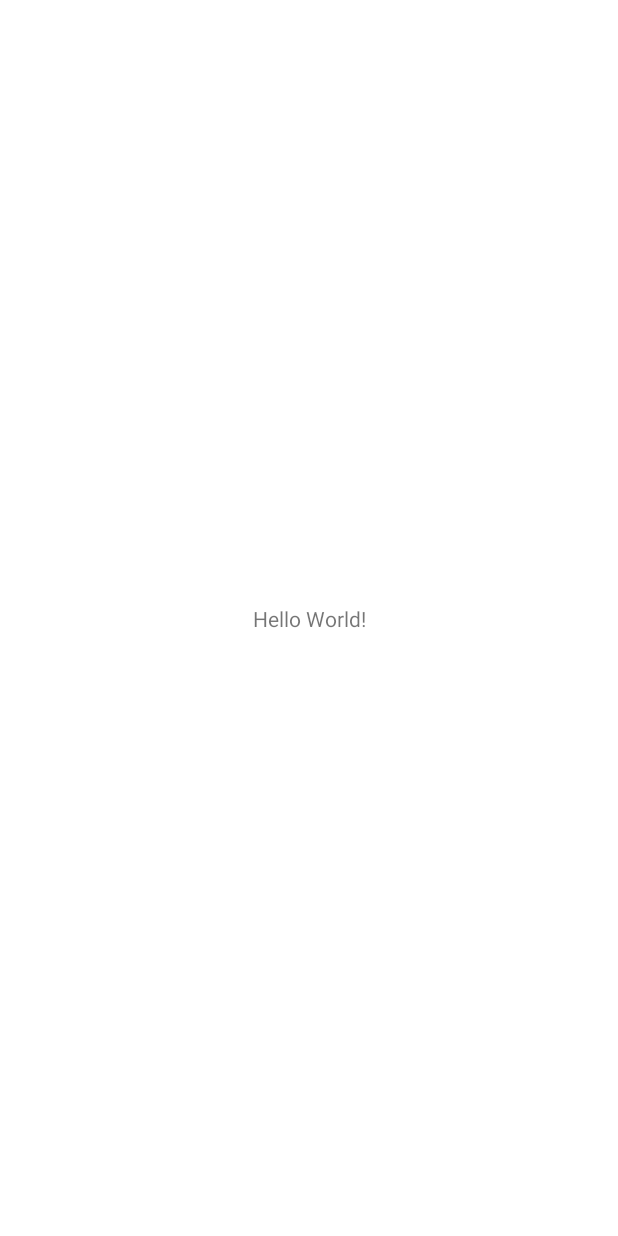
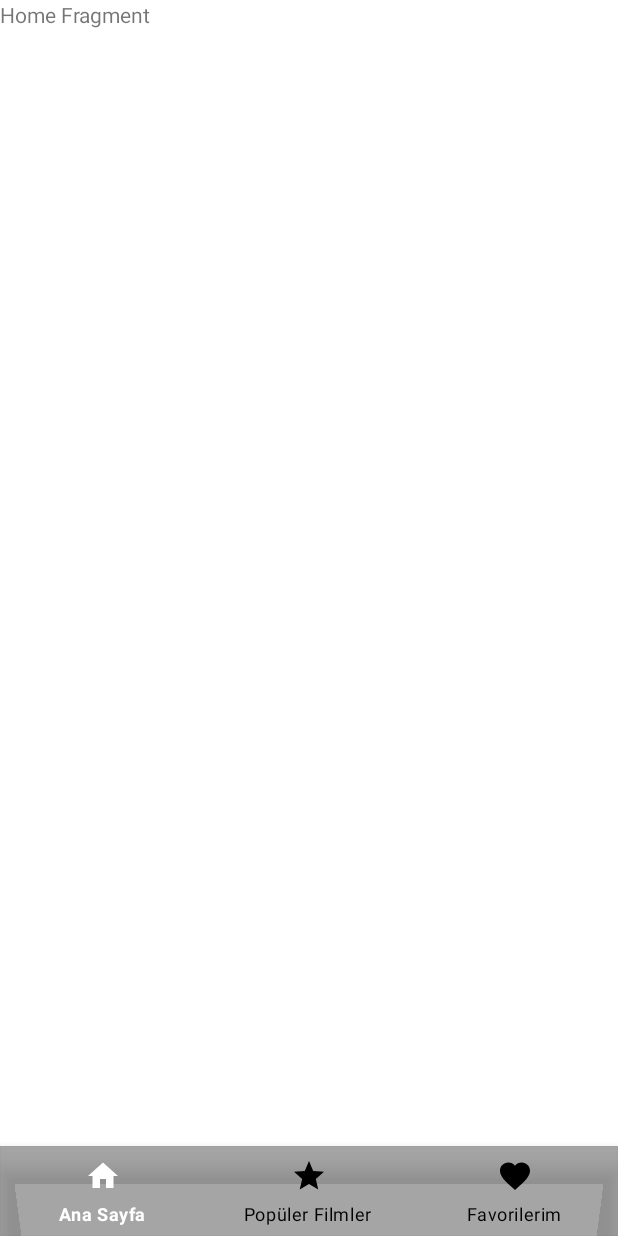
Before and after one commit to fcatadev/MovieApp, an Android app: the screen it shows after launch (MainActivity), on a phone screen of 412 x 824 dp. Before the commit the screen is almost empty. Run offline under Robolectric (Android 15) with nearby library versions, the light colour scheme and no system bars.

Commit message:
create fragments and bottom navigation

```diff
--- a/app/build.gradle
+++ b/app/build.gradle
@@ -40,4 +40,5 @@ dependencies {
     testImplementation 'junit:junit:4.13.2'
     androidTestImplementation 'androidx.test.ext:junit:1.1.5'
     androidTestImplementation 'androidx.test.espresso:espresso-core:3.5.1'
+    implementation 'com.google.android.material:material:1.8.0'
 }
--- /dev/null
+++ b/app/src/main/java/com/fcadev/movieapp/HomeFragment.kt
@@ -0,0 +1,23 @@
+package com.fcadev.movieapp
+
+import android.os.Bundle
+import androidx.fragment.app.Fragment
+import android.view.LayoutInflater
+import android.view.View
+import android.view.ViewGroup
+
+class HomeFragment : Fragment() {
+
+    override fun onCreateView(
+        inflater: LayoutInflater, container: ViewGroup?,
+        savedInstanceState: Bundle?
+    ): View? {
+        // Inflate the layout for this fragment
+        return inflater.inflate(R.layout.fragment_home, container, false)
+    }
+
+    override fun onViewCreated(view: View, savedInstanceState: Bundle?) {
+        super.onViewCreated(view, savedInstanceState)
+    }
+
+}
--- a/app/src/main/java/com/fcadev/movieapp/MainActivity.kt
+++ b/app/src/main/java/com/fcadev/movieapp/MainActivity.kt
@@ -2,10 +2,40 @@ package com.fcadev.movieapp
 
 import androidx.appcompat.app.AppCompatActivity
 import android.os.Bundle
+import androidx.fragment.app.Fragment
+import com.google.android.material.bottomnavigation.BottomNavigationView
 
 class MainActivity : AppCompatActivity() {
+
+    lateinit var bottomNav : BottomNavigationView
+
     override fun onCreate(savedInstanceState: Bundle?) {
         super.onCreate(savedInstanceState)
         setContentView(R.layout.activity_main)
+
+        loadFragment(HomeFragment())
+        bottomNav = findViewById(R.id.bottomNav) as BottomNavigationView
+        bottomNav.setOnItemSelectedListener {
+            when (it.itemId) {
+                R.id.homeBtn -> {
+                    loadFragment(HomeFragment())
+                }
+                R.id.popularBtn -> {
+                    loadFragment(PopularMoviesFragment())
+                }
+                R.id.favoriteBtn -> {
+                    loadFragment(FavoriteMoviesFragment())
+                }
+            }
+            return@setOnItemSelectedListener true
+        }
+
     }
+
+    private fun loadFragment(fragment: Fragment){
+        val transaction = supportFragmentManager.beginTransaction()
+        transaction.replace(R.id.container, fragment)
+        transaction.commit()
+    }
+
 }
--- /dev/null
+++ b/app/src/main/res/drawable/ic_baseline_favorite_24.xml
@@ -0,0 +1,5 @@
+<vector android:height="24dp" android:tint="#000000"
+    android:viewportHeight="24" android:viewportWidth="24"
+    android:width="24dp" xmlns:android="http://schemas.android.com/apk/res/android">
+    <path android:fillColor="@android:color/white" android:pathData="M12,21.35l-1.45,-1.32C5.4,15.36 2,12.28 2,8.5 2,5.42 4.42,3 7.5,3c1.74,0 3.41,0.81 4.5,2.09C13.09,3.81 14.76,3 16.5,3 19.58,3 22,5.42 22,8.5c0,3.78 -3.4,6.86 -8.55,11.54L12,21.35z"/>
+</vector>
--- /dev/null
+++ b/app/src/main/res/drawable/ic_baseline_home_24.xml
@@ -0,0 +1,5 @@
+<vector android:height="24dp" android:tint="#000000"
+    android:viewportHeight="24" android:viewportWidth="24"
+    android:width="24dp" xmlns:android="http://schemas.android.com/apk/res/android">
+    <path android:fillColor="@android:color/white" android:pathData="M10,20v-6h4v6h5v-8h3L12,3 2,12h3v8z"/>
+</vector>
--- /dev/null
+++ b/app/src/main/res/drawable/ic_baseline_star_24.xml
@@ -0,0 +1,5 @@
+<vector android:height="24dp" android:tint="#000000"
+    android:viewportHeight="24" android:viewportWidth="24"
+    android:width="24dp" xmlns:android="http://schemas.android.com/apk/res/android">
+    <path android:fillColor="@android:color/white" android:pathData="M12,17.27L18.18,21l-1.64,-7.03L22,9.24l-7.19,-0.61L12,2 9.19,8.63 2,9.24l5.46,4.73L5.82,21z"/>
+</vector>
--- /dev/null
+++ b/app/src/main/res/drawable/selector.xml
@@ -0,0 +1,9 @@
+<?xml version="1.0" encoding="utf-8"?>
+<selector xmlns:android="http://schemas.android.com/apk/res/android">
+    <item
+        android:state_selected="true"
+        android:color="@color/white"/>
+    <item
+        android:state_selected="false"
+        android:color="@color/black"/>
+</selector>
--- a/app/src/main/res/layout/activity_main.xml
+++ b/app/src/main/res/layout/activity_main.xml
@@ -1,18 +1,34 @@
 <?xml version="1.0" encoding="utf-8"?>
-<androidx.constraintlayout.widget.ConstraintLayout xmlns:android="http://schemas.android.com/apk/res/android"
+<RelativeLayout
+    xmlns:android="http://schemas.android.com/apk/res/android"
     xmlns:app="http://schemas.android.com/apk/res-auto"
     xmlns:tools="http://schemas.android.com/tools"
     android:layout_width="match_parent"
     android:layout_height="match_parent"
+    android:background="#ffffff"
     tools:context=".MainActivity">
 
-    <TextView
-        android:layout_width="wrap_content"
-        android:layout_height="wrap_content"
-        android:text="Hello World!"
+    <FrameLayout
+        android:id="@+id/container"
+        android:layout_width="match_parent"
+        android:layout_height="match_parent"
+        android:layout_above="@+id/bottomNav"
+        />
+
+    <com.google.android.material.bottomnavigation.BottomNavigationView
+        android:id="@+id/bottomNav"
+        android:layout_width="match_parent"
+        android:layout_height="60dp"
+        android:layout_alignParentBottom="true"
+        android:background="#90616161"
+        android:scrollIndicators="left"
+        app:itemRippleColor="@color/black"
+        app:itemIconTint="@drawable/selector"
+        app:itemTextColor="@drawable/selector"
         app:layout_constraintBottom_toBottomOf="parent"
         app:layout_constraintEnd_toEndOf="parent"
+        app:layout_constraintHorizontal_bias="0.5"
         app:layout_constraintStart_toStartOf="parent"
-        app:layout_constraintTop_toTopOf="parent" />
+        app:menu="@menu/nav_menu" />
 
-</androidx.constraintlayout.widget.ConstraintLayout>
+</RelativeLayout>
--- /dev/null
+++ b/app/src/main/res/layout/fragment_home.xml
@@ -0,0 +1,14 @@
+<?xml version="1.0" encoding="utf-8"?>
+<FrameLayout xmlns:android="http://schemas.android.com/apk/res/android"
+    xmlns:tools="http://schemas.android.com/tools"
+    android:layout_width="match_parent"
+    android:layout_height="match_parent"
+    tools:context=".HomeFragment">
+
+    <!-- TODO: Update blank fragment layout -->
+    <TextView
+        android:layout_width="match_parent"
+        android:layout_height="match_parent"
+        android:text="Home Fragment" />
+
+</FrameLayout>
--- /dev/null
+++ b/app/src/main/res/menu/nav_menu.xml
@@ -0,0 +1,20 @@
+<?xml version="1.0" encoding="utf-8"?>
+<menu xmlns:android="http://schemas.android.com/apk/res/android">
+    <item
+        android:id="@+id/homeBtn"
+        android:icon="@drawable/ic_baseline_home_24"
+        android:title="@string/home_page"
+        />
+
+    <item
+        android:id="@+id/popularBtn"
+        android:icon="@drawable/ic_baseline_star_24"
+        android:title="@string/popular_movies"
+        />
+
+    <item
+        android:id="@+id/favoriteBtn"
+        android:icon="@drawable/ic_baseline_favorite_24"
+        android:title="@string/my_fav"
+        />
+</menu>
--- a/app/src/main/res/values/strings.xml
+++ b/app/src/main/res/values/strings.xml
@@ -1,3 +1,8 @@
 <resources>
     <string name="app_name">MovieApp</string>
+    <string name="home_page">Ana Sayfa</string>
+    <string name="popular_movies">Popüler Filmler</string>
+    <string name="my_fav">Favorilerim</string>
+    <!-- TODO: Remove or change this placeholder text -->
+    <string name="hello_blank_fragment">Hello blank fragment</string>
 </resources>
```
Also changed, not shown: app/src/main/java/com/fcadev/movieapp/FavoriteMoviesFragment.kt (added, +23 -0 lines), app/src/main/java/com/fcadev/movieapp/PopularMoviesFragment.kt (added, +23 -0 lines), app/src/main/res/layout/fragment_favorite_movies.xml (added, +14 -0 lines), app/src/main/res/layout/fragment_popular_movies.xml (added, +14 -0 lines).
